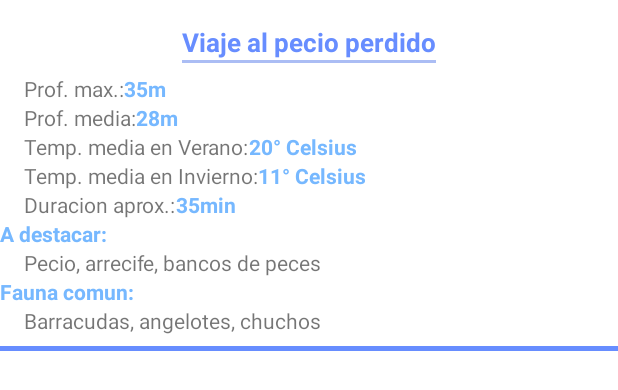
After one commit to DAguileraBusselle/PIBuceo, an Android app: the layout inmers_layout.xml on its own in the app's theme, with its tools: preview values and no code run, on a phone screen of 412 x 824 dp. The commit adds this screen. Shown: the top 390 px of the screen. Run offline under Robolectric (Android 15) with nearby library versions, the phone set to English and light mode, and no system bars.

Commit message:
ver inmersiones

```diff
--- a/app/src/main/java/com/example/proyectointegradordmr/room/DAO/InmersionDAO.java
+++ b/app/src/main/java/com/example/proyectointegradordmr/room/DAO/InmersionDAO.java
@@ -17,6 +17,9 @@ public interface InmersionDAO {
     @Query("SELECT * FROM INMERSIONES")
     public List<Inmersion> selectAll();
 
+    @Query("SELECT * FROM INMERSIONES WHERE id_centro = :idCentro")
+    public List<Inmersion> selectByIdCentro(int idCentro);
+
     @Insert
     public void insertarInmersiones(List<Inmersion> listaInmer);
 
--- a/app/src/main/res/layout/fragment_centro.xml
+++ b/app/src/main/res/layout/fragment_centro.xml
@@ -46,6 +46,7 @@
             android:id="@+id/rbCalifCentro"
             android:layout_width="wrap_content"
             android:layout_height="wrap_content"
+            android:theme="@style/RatingBar.Blue"
             android:isIndicator="true"
             android:numStars="5"
             android:layout_weight="1"/>
@@ -72,7 +73,7 @@
         <TextView
             android:layout_marginTop="@dimen/margen_mapa"
             android:textSize="23sp"
-            android:id="@+id/tvInmersiones"
+            android:id="@+id/tvInmerResen"
             android:textColor="@color/blue_chiller"
             android:layout_width="wrap_content"
             android:layout_height="wrap_content"
--- /dev/null
+++ b/app/src/main/res/layout/inmers_layout.xml
@@ -0,0 +1,200 @@
+<?xml version="1.0" encoding="utf-8"?>
+<androidx.constraintlayout.widget.ConstraintLayout xmlns:android="http://schemas.android.com/apk/res/android"
+    android:layout_width="match_parent"
+    android:layout_height="wrap_content"
+    xmlns:app="http://schemas.android.com/apk/res-auto">
+
+    <LinearLayout
+        android:layout_marginTop="@dimen/margen"
+        android:id="@+id/llNombre"
+        android:orientation="vertical"
+        android:layout_width="wrap_content"
+        android:layout_height="wrap_content"
+        app:layout_constraintTop_toTopOf="parent"
+        app:layout_constraintLeft_toLeftOf="parent"
+        app:layout_constraintRight_toRightOf="parent">
+        <TextView
+            android:id="@+id/tvNombreInmers"
+            android:text="Viaje al pecio perdido"
+            android:textSize="17sp"
+            android:textStyle="bold"
+            android:textColor="@color/blue_chill"
+            android:layout_width="wrap_content"
+            android:layout_height="wrap_content"
+            android:layout_weight="1"
+            />
+        <View
+            android:layout_width="match_parent"
+            android:layout_marginBottom="@dimen/margen_mapa"
+            android:layout_height="2dp"
+            android:background="@color/blue_chiller"
+            android:layout_weight="1"
+            />
+
+    </LinearLayout>
+
+    <LinearLayout
+        android:layout_marginLeft="@dimen/margen"
+        app:layout_constraintTop_toBottomOf="@id/llNombre"
+        app:layout_constraintLeft_toLeftOf="parent"
+        android:id="@+id/llProfMax"
+        android:orientation="horizontal"
+        android:layout_width="wrap_content"
+        android:layout_height="match_parent">
+
+        <TextView
+            android:layout_width="wrap_content"
+            android:layout_height="wrap_content"
+            android:text="@string/tv_prof_max"/>
+
+        <TextView
+            android:id="@+id/tvProfMax"
+            android:layout_width="wrap_content"
+            android:layout_height="wrap_content"
+            android:textStyle="bold"
+            android:textColor="@color/blue_chilling"
+            android:text="35m"/>
+    </LinearLayout>
+
+    <LinearLayout
+        android:layout_marginLeft="@dimen/margen"
+        app:layout_constraintTop_toBottomOf="@id/llProfMax"
+        app:layout_constraintLeft_toLeftOf="parent"
+        android:id="@+id/llProfMed"
+        android:orientation="horizontal"
+        android:layout_width="wrap_content"
+        android:layout_height="match_parent">
+
+        <TextView
+            android:layout_width="wrap_content"
+            android:layout_height="wrap_content"
+            android:text="@string/tv_prof_med"/>
+
+        <TextView
+            android:id="@+id/tvProfMed"
+            android:layout_width="wrap_content"
+            android:layout_height="wrap_content"
+            android:textStyle="bold"
+            android:textColor="@color/blue_chilling"
+            android:text="28m"/>
+    </LinearLayout>
+
+
+    <LinearLayout
+        android:layout_marginLeft="@dimen/margen"
+        app:layout_constraintTop_toBottomOf="@id/llProfMed"
+        app:layout_constraintLeft_toLeftOf="parent"
+        android:id="@+id/llTempVer"
+        android:orientation="horizontal"
+        android:layout_width="wrap_content"
+        android:layout_height="match_parent">
+
+        <TextView
+            android:layout_width="wrap_content"
+            android:layout_height="wrap_content"
+            android:text="@string/tv_temp_ver"/>
+
+        <TextView
+            android:id="@+id/tvTempVer"
+            android:layout_width="wrap_content"
+            android:layout_height="wrap_content"
+            android:textStyle="bold"
+            android:textColor="@color/blue_chilling"
+            android:text="20° Celsius"/>
+    </LinearLayout>
+
+    <LinearLayout
+        android:layout_marginLeft="@dimen/margen"
+        app:layout_constraintTop_toBottomOf="@id/llTempVer"
+        app:layout_constraintLeft_toLeftOf="parent"
+        android:id="@+id/llTempInv"
+        android:orientation="horizontal"
+        android:layout_width="wrap_content"
+        android:layout_height="match_parent">
+
+        <TextView
+            android:layout_width="wrap_content"
+            android:layout_height="wrap_content"
+            android:text="@string/tv_temp_inv"/>
+
+        <TextView
+            android:id="@+id/tvTempInv"
+            android:layout_width="wrap_content"
+            android:layout_height="wrap_content"
+            android:textStyle="bold"
+            android:textColor="@color/blue_chilling"
+            android:text="11° Celsius"/>
+    </LinearLayout>
+
+
+    <LinearLayout
+        android:layout_marginLeft="@dimen/margen"
+        app:layout_constraintTop_toBottomOf="@id/llTempInv"
+        app:layout_constraintLeft_toLeftOf="parent"
+        android:id="@+id/llTiempoMed"
+        android:orientation="horizontal"
+        android:layout_width="wrap_content"
+        android:layout_height="match_parent">
+
+        <TextView
+            android:layout_width="wrap_content"
+            android:layout_height="wrap_content"
+            android:text="@string/tv_tiempo_med"/>
+
+        <TextView
+            android:id="@+id/tvTiempoMed"
+            android:layout_width="wrap_content"
+            android:layout_height="wrap_content"
+            android:textStyle="bold"
+            android:textColor="@color/blue_chilling"
+            android:text="35min"/>
+    </LinearLayout>
+
+
+
+    <TextView
+        android:id="@+id/tv1"
+        android:text="@string/tv_desc_inmers"
+        android:textStyle="bold"
+        android:textColor="@color/blue_chilling"
+        android:layout_width="match_parent"
+        android:layout_height="wrap_content"
+        app:layout_constraintTop_toBottomOf="@id/llTiempoMed"
+        />
+
+
+
+    <TextView
+        android:layout_marginLeft="@dimen/margen"
+        android:id="@+id/tvDescInmers"
+        app:layout_constraintTop_toBottomOf="@id/tv1"
+        android:layout_width="match_parent"
+        android:text="Pecio, arrecife, bancos de peces"
+        android:layout_height="wrap_content"/>
+
+    <TextView
+        android:id="@+id/tv2"
+        android:text="@string/tv_fauna_inmers"
+        android:textStyle="bold"
+        android:layout_width="match_parent"
+        android:layout_height="wrap_content"
+        android:textColor="@color/blue_chilling"
+        app:layout_constraintTop_toBottomOf="@id/tvDescInmers"
+        />
+
+    <TextView
+        android:layout_marginLeft="@dimen/margen"
+        android:id="@+id/tvFaunaInmers"
+        app:layout_constraintTop_toBottomOf="@id/tv2"
+        android:layout_width="match_parent"
+        android:text="Barracudas, angelotes, chuchos"
+        android:layout_height="wrap_content"/>
+
+    <View
+        android:layout_marginTop="@dimen/margen_mapa"
+        android:background="@color/blue_chill"
+        android:layout_width="match_parent"
+        android:layout_height="3dp"
+        app:layout_constraintTop_toBottomOf="@id/tvFaunaInmers"/>
+
+</androidx.constraintlayout.widget.ConstraintLayout>
--- a/app/src/main/res/values/colors.xml
+++ b/app/src/main/res/values/colors.xml
@@ -15,4 +15,7 @@
     <color name="rojo_suave">#FFB6B1</color>
     <color name="blue_chill">#678DFF</color>
     <color name="blue_chiller">#ABBDF4</color>
+    <color name="blue_chilling">#76B8FF</color>
+    <color name="gray">#B8B8B8</color>
+
 </resources>
--- a/app/src/main/res/values/strings.xml
+++ b/app/src/main/res/values/strings.xml
@@ -26,4 +26,15 @@
     <string name="menu_cuenta">Cuenta</string>
     <string name="tv_ver_resenias">Ver reseñas</string>
     <string name="tv_ver_inmersiones">Ver inmersiones</string>
+    <string name="tv_prof_max">Prof. max.: </string>
+    <string name="tv_prof_med">Prof. media: </string>
+    <string name="tv_temp_ver">Temp. media en Verano: </string>
+    <string name="tv_temp_inv">Temp. media en Invierno: </string>
+    <string name="tv_tiempo_med">Duracion aprox.: </string>
+    <string name="tv_desc_inmers">A destacar:</string>
+    <string name="tv_fauna_inmers">Fauna comun:</string>
+    <string name="grados_celsius">° Celsius</string>
+    <string name="minutos">min</string>
+    <string name="metros">m</string>
+
 </resources>
--- a/app/src/main/res/values/themes.xml
+++ b/app/src/main/res/values/themes.xml
@@ -13,4 +13,9 @@
         <item name="android:statusBarColor" tools:targetApi="l">?attr/colorPrimaryVariant</item>
         <!-- Customize your theme here. -->
     </style>
+
+    <style name="RatingBar.Blue" parent="Theme.AppCompat">
+        <item name="colorControlNormal">@color/gray</item>
+        <item name="colorControlActivated">@color/blue_chilling</item>
+    </style>
 </resources>
```
Also changed, not shown: app/src/main/java/com/example/proyectointegradordmr/MainActivity.java (+25 -5 lines), app/src/main/java/com/example/proyectointegradordmr/fragments/CentroFragment.java (+36 -5 lines), app/src/main/java/com/example/proyectointegradordmr/room/Entity/Inmersion.java (+5 -5 lines), app/src/main/java/com/example/proyectointegradordmr/rvUtils/InmersionAdapter.java (added, +92 -0 lines), app/src/main/res/layout/resenia_layout.xml (+10 -0 lines).
